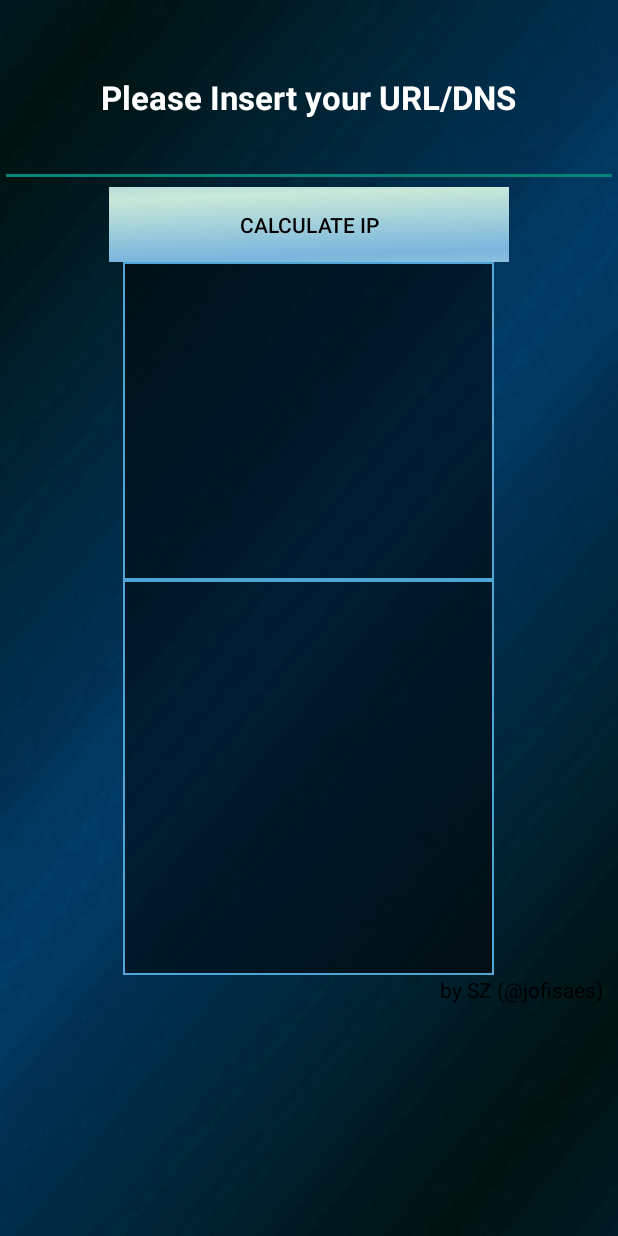
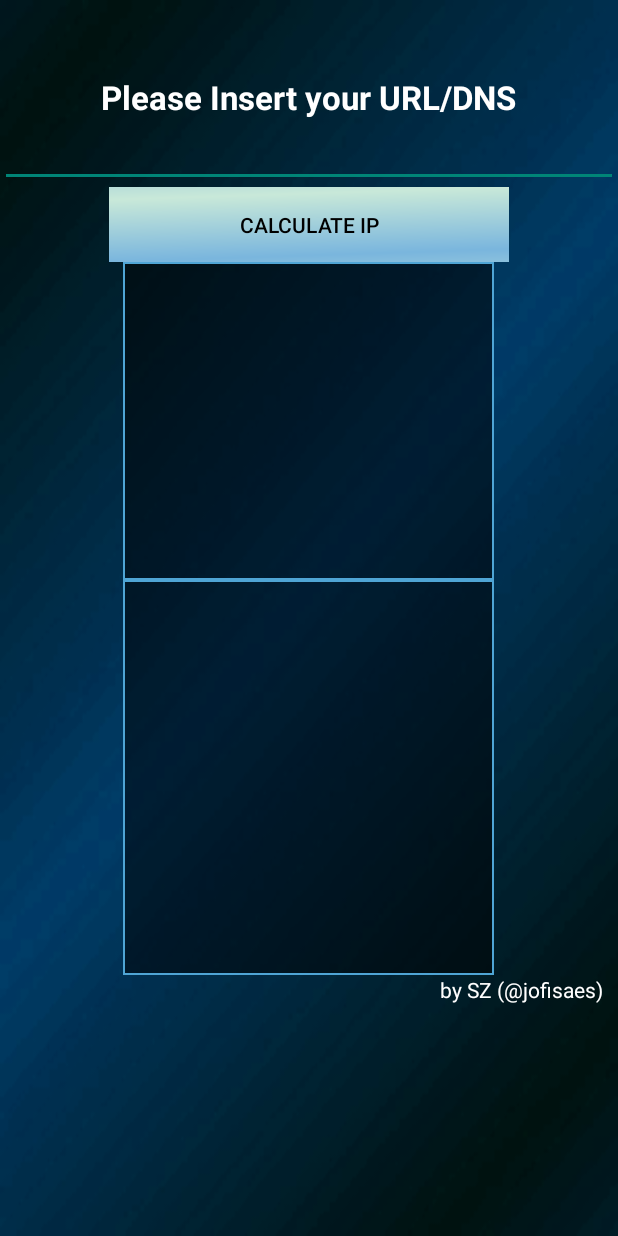
Before and after one commit to jesperancinha/ping-app-android, an Android app: the screen it shows after launch (MainActivity), on a phone screen of 412 x 824 dp. Run offline under Robolectric (Android 15) with nearby library versions, the phone set to English and light mode, and no system bars; 1 statement that could not run was skipped.

Commit message:
SZ-N Changes colour signature to white

```diff
--- a/app/src/main/res/layout/fragment_ping_layout.xml
+++ b/app/src/main/res/layout/fragment_ping_layout.xml
@@ -93,7 +93,7 @@
                 android:text="@string/author_text"
                 android:id="@+id/textView2"
                 android:paddingRight="10dip"
-                android:textColor="#000000"
+                android:textColor="#ffffff"
                 android:layout_gravity="right" />
         </LinearLayout>
 
--- a/app/src/main/res/layout/fragment_trace_route_layout.xml
+++ b/app/src/main/res/layout/fragment_trace_route_layout.xml
@@ -93,7 +93,7 @@
                 android:text="@string/author_text"
                 android:id="@+id/textView2"
                 android:paddingRight="10dip"
-                android:textColor="#000000"
+                android:textColor="#ffffff"
                 android:layout_gravity="right" />
         </LinearLayout>
 
```
